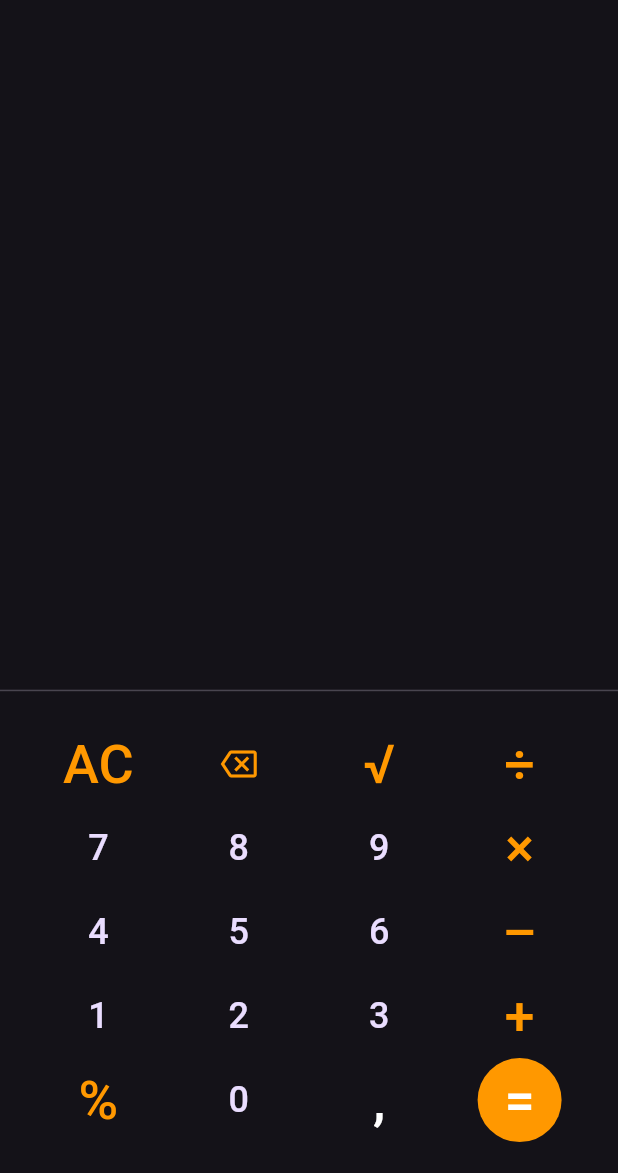
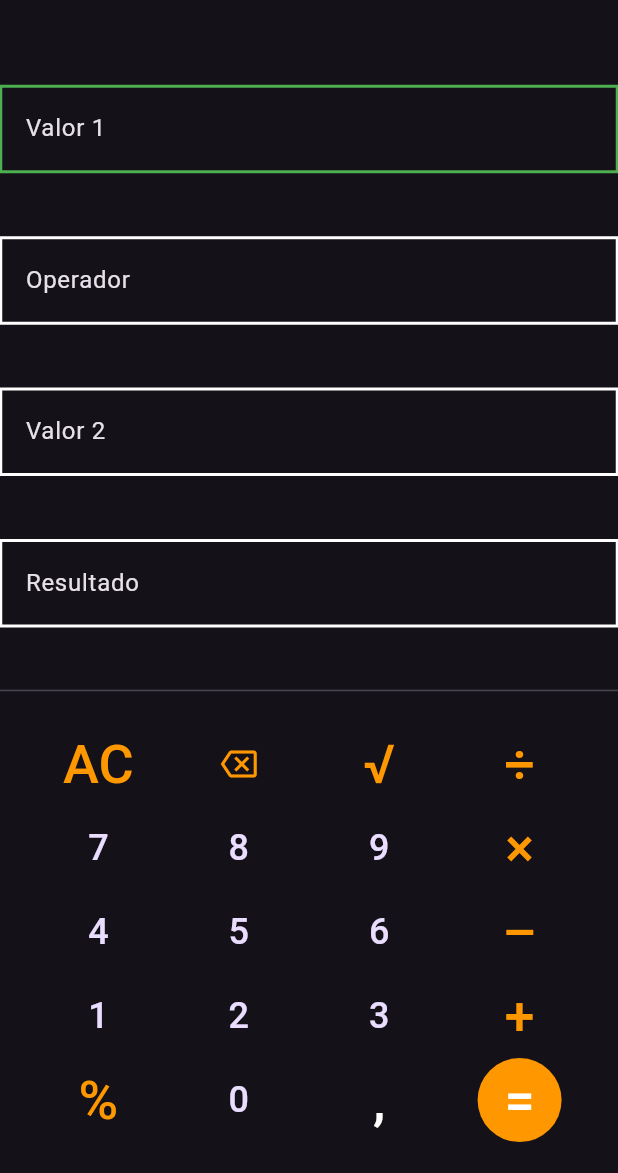
Before and after one commit to vilaJJ/CalculadoraSimples_Flutter, a Flutter app: the CalcPage screen opened by its route, on a phone screen of 412 x 824 dp, the part 63-1236 px from its top. Run offline on Flutter 3.47's test engine with Material 3 defaults, Android fonts, the phone set to English and light mode, and no system bars.

Commit message:
Iniciado controllers

```diff
--- a/calculadora_simples/lib/src/app_widget.dart
+++ b/calculadora_simples/lib/src/app_widget.dart
@@ -1,5 +1,6 @@
 import 'package:calculadora_simples/src/features/auth/controllers/auth_controller.dart';
 import 'package:calculadora_simples/src/features/auth/pages/auth_page.dart';
+import 'package:calculadora_simples/src/features/calc/controllers/calc_controller.dart';
 import 'package:calculadora_simples/src/features/calc/pages/calc_page.dart';
 import 'package:calculadora_simples/src/features/splash/pages/splash_page.dart';
 import 'package:flutter/material.dart';
@@ -12,7 +13,8 @@ class AppWidget extends StatelessWidget {
   Widget build(BuildContext context) {
     return MultiProvider(
       providers: [
-        ChangeNotifierProvider(create: (context) => AuthController())
+        ChangeNotifierProvider(create: (context) => AuthController()),
+        ChangeNotifierProvider(create: (context) => CalcController())
       ],
       child: MaterialApp(
         title: "Calculadora Simples",
--- a/calculadora_simples/lib/src/features/calc/components/button_numero_component.dart
+++ b/calculadora_simples/lib/src/features/calc/components/button_numero_component.dart
@@ -1,5 +1,7 @@
+import 'package:calculadora_simples/src/features/calc/controllers/calc_controller.dart';
 import 'package:calculadora_simples/src/features/calc/models/button_numero_model.dart';
 import 'package:flutter/material.dart';
+import 'package:provider/provider.dart';
 
 class ButtonNumeroComponent extends StatelessWidget {
   final ButtonNumeroModel model;
@@ -11,12 +13,15 @@ class ButtonNumeroComponent extends StatelessWidget {
 
   @override
   Widget build(BuildContext context) {
+    final controller = context.watch<CalcController>();
+
     return FloatingActionButton(
+      heroTag: "btn_${model.numero}",
       shape: const CircleBorder(),
       backgroundColor: Colors.transparent,
       elevation: 0,
       onPressed: () {
-
+        controller.realizarAcaoNumero(model);
       },
       child: Text(
         "${model.numero}",
--- a/calculadora_simples/lib/src/features/calc/components/button_operacao_component.dart
+++ b/calculadora_simples/lib/src/features/calc/components/button_operacao_component.dart
@@ -1,6 +1,8 @@
+import 'package:calculadora_simples/src/features/calc/controllers/calc_controller.dart';
 import 'package:calculadora_simples/src/features/calc/models/button_operacao_model.dart';
 import 'package:calculadora_simples/src/features/calc/models/enums/button_operacoes_enum.dart';
 import 'package:flutter/material.dart';
+import 'package:provider/provider.dart';
 
 class ButtonOperacaoComponent extends StatelessWidget {
   final ButtonOperacaoModel model;
@@ -12,14 +14,17 @@ class ButtonOperacaoComponent extends StatelessWidget {
 
   @override
   Widget build(BuildContext context) {
+    final controller = context.watch<CalcController>();
+
     return FloatingActionButton(
+      heroTag: "btn_${model.obterTexto()}",
       shape: const CircleBorder(),
       backgroundColor: model.operacao == ButtonOperacoes.operar
         ? Colors.orange
         : Colors.transparent,
       elevation: 0,
       onPressed: () {
-
+        controller.realizarAcaoOperacao(model);
       },
       child: model.isIcon
         ? Icon(model.obterIcone(), color: Colors.orange)
--- /dev/null
+++ b/calculadora_simples/lib/src/features/calc/controllers/calc_controller.dart
@@ -0,0 +1,83 @@
+import 'package:calculadora_simples/src/features/calc/models/button_numero_model.dart';
+import 'package:calculadora_simples/src/features/calc/models/button_operacao_model.dart';
+import 'package:calculadora_simples/src/features/calc/models/enums/button_operacoes_enum.dart';
+import 'package:flutter/material.dart';
+
+class CalcController extends ChangeNotifier {
+  bool valor1Ativado = true;
+  bool operadorAtivado = false;
+  bool valor2Ativado = false;
+  bool resultadoAtivado = false;
+
+  String valor1Text = "Valor 1";
+  String operadorText = "Operador";
+  String valor2Text = "Valor 2";
+  String resultadoText = "Resultado";
+
+  Color obterCor(bool ativado) {
+    return ativado ? Colors.green : Colors.white;
+  }
+
+  void realizarAcaoOperacao(ButtonOperacaoModel model) {
+    switch(model.operacao) {
+      case ButtonOperacoes.apagarTudo:
+        _limparTudo();
+        break;
+      case ButtonOperacoes.soma:
+        _manipularOperador(model);
+        break;
+      case ButtonOperacoes.subtracao:
+        _manipularOperador(model);
+        break;
+      case ButtonOperacoes.multiplicacao:
+        _manipularOperador(model);
+        break;
+      case ButtonOperacoes.divisao:
+        _manipularOperador(model);
+        break;
+      case ButtonOperacoes.porcentagem:
+        _manipularOperador(model);
+        break;
+      case ButtonOperacoes.raiz:
+        _manipularOperador(model);
+        break;
+      case ButtonOperacoes.operar:
+        break;
+      case ButtonOperacoes.virgula:
+        break;
+      case ButtonOperacoes.apagar:
+        break;
+    }
+  }
+
+  void realizarAcaoNumero(ButtonNumeroModel model) {
+
+  }
+
+  void _manipularOperador(ButtonOperacaoModel button) {
+    operadorText = button.obterTexto();
+
+    operadorAtivado = true;
+    valor2Ativado = true;
+
+    notifyListeners();
+  }
+
+  void _limparTudo() {
+    _reiniciar();
+
+    notifyListeners();
+  }
+
+  void _reiniciar() {
+    valor1Ativado = true;
+    operadorAtivado = false;
+    valor2Ativado = false;
+    resultadoAtivado = false;
+
+    valor1Text = "Valor 1";
+    operadorText = "Operador";
+    valor2Text = "Valor 2";
+    resultadoText = "Resultado";
+  }
+}
--- a/calculadora_simples/lib/src/features/calc/models/button_operacao_model.dart
+++ b/calculadora_simples/lib/src/features/calc/models/button_operacao_model.dart
@@ -30,8 +30,8 @@ class ButtonOperacaoModel {
         return "=";
       case ButtonOperacoes.virgula:
         return ",";
-      default:
-        return "";
+      case ButtonOperacoes.apagar:
+        return "apagar";
     }
   }
 
--- a/calculadora_simples/lib/src/features/calc/pages/calc_page.dart
+++ b/calculadora_simples/lib/src/features/calc/pages/calc_page.dart
@@ -1,10 +1,12 @@
 import 'package:calculadora_simples/src/features/calc/components/button_numero_component.dart';
 import 'package:calculadora_simples/src/features/calc/components/button_operacao_component.dart';
+import 'package:calculadora_simples/src/features/calc/controllers/calc_controller.dart';
 import 'package:calculadora_simples/src/features/calc/models/button_numero_model.dart';
 import 'package:calculadora_simples/src/features/calc/models/button_operacao_model.dart';
 import 'package:calculadora_simples/src/features/calc/models/enums/button_operacoes_enum.dart';
 import 'package:calculadora_simples/src/shared/device/screen_size.dart';
 import 'package:flutter/material.dart';
+import 'package:provider/provider.dart';
 
 class CalcPage extends StatefulWidget {
   const CalcPage({super.key});
@@ -14,6 +16,14 @@ class CalcPage extends StatefulWidget {
 }
 
 class _CalcPageState extends State<CalcPage> {
+  late final CalcController controller;
+
+  @override
+  void initState() {
+    super.initState();
+    controller = context.read<CalcController>();
+  }
+
   @override
   Widget build(BuildContext context) {
     return Scaffold(
@@ -25,8 +35,24 @@ class _CalcPageState extends State<CalcPage> {
         children: [
           Expanded(
             child: Column(
+              mainAxisAlignment: MainAxisAlignment.spaceEvenly,
               children: [
-
+                ListTile(
+                  shape: BeveledRectangleBorder(side: BorderSide(color: controller.obterCor(controller.valor1Ativado))),
+                  title: Text(controller.valor1Text),
+                ),
+                ListTile(
+                  shape: BeveledRectangleBorder(side: BorderSide(color: controller.obterCor(controller.operadorAtivado))),
+                  title: Text(controller.operadorText),
+                ),
+                ListTile(
+                  shape: BeveledRectangleBorder(side: BorderSide(color: controller.obterCor(controller.valor2Ativado))),
+                  title: Text(controller.valor2Text),
+                ),
+                ListTile(
+                  shape: BeveledRectangleBorder(side: BorderSide(color: controller.obterCor(controller.resultadoAtivado))),
+                  title: Text(controller.resultadoText),
+                )
               ],
             )
           ),
```
